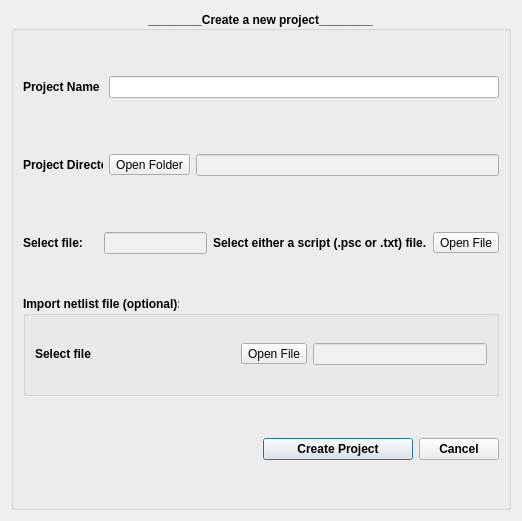
e3da/PowerSynth1-src, file powercad/project_builder/ui/newProjectDialog.ui: the form before one commit.
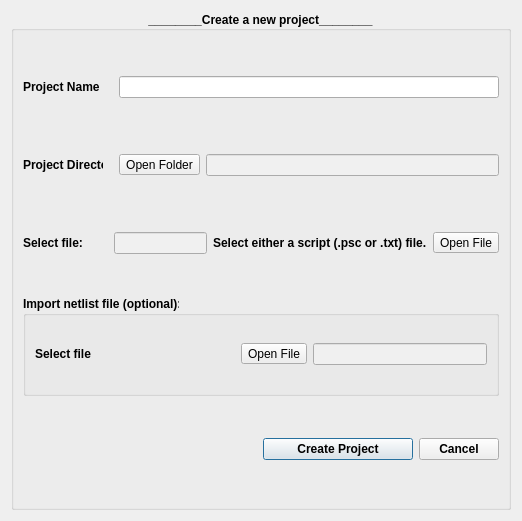
The form after the commit.

Commit message: edit the new project file ui update all ui one last time

```diff
--- a/powercad/project_builder/ui/newProjectDialog.ui
+++ b/powercad/project_builder/ui/newProjectDialog.ui
@@ -166,7 +166,7 @@
       </item>
       <item row="2" column="0" colspan="4">
        <layout class="QGridLayout" name="gridLayout_5">
-        <item row="1" column="2">
+        <item row="1" column="3">
          <widget class="QLabel" name="label_5">
           <property name="palette">
            <palette>
@@ -268,7 +268,7 @@
           </property>
          </widget>
         </item>
-        <item row="1" column="3">
+        <item row="1" column="4">
          <widget class="QToolButton" name="btn_symbnetfile">
           <property name="sizePolicy">
            <sizepolicy hsizetype="Preferred" vsizetype="Fixed">
@@ -287,7 +287,7 @@
           </property>
          </widget>
         </item>
-        <item row="1" column="1">
+        <item row="1" column="2">
          <widget class="QLineEdit" name="txt_symbnet_address">
           <property name="enabled">
            <bool>true</bool>
@@ -337,11 +337,27 @@
           </property>
          </widget>
         </item>
+        <item row="1" column="1">
+         <spacer name="horizontalSpacer_4">
+          <property name="orientation">
+           <enum>Qt::Horizontal</enum>
+          </property>
+          <property name="sizeType">
+           <enum>QSizePolicy::Fixed</enum>
+          </property>
+          <property name="sizeHint" stdset="0">
+           <size>
+            <width>10</width>
+            <height>20</height>
+           </size>
+          </property>
+         </spacer>
+        </item>
        </layout>
       </item>
       <item row="0" column="0" colspan="4">
        <layout class="QGridLayout" name="gridLayout_7">
-        <item row="0" column="1">
+        <item row="0" column="2">
          <widget class="QLineEdit" name="txt_name">
           <property name="font">
            <font>
@@ -376,11 +392,27 @@
           </property>
          </widget>
         </item>
+        <item row="0" column="1">
+         <spacer name="horizontalSpacer_2">
+          <property name="orientation">
+           <enum>Qt::Horizontal</enum>
+          </property>
+          <property name="sizeType">
+           <enum>QSizePolicy::Fixed</enum>
+          </property>
+          <property name="sizeHint" stdset="0">
+           <size>
+            <width>10</width>
+            <height>10</height>
+           </size>
+          </property>
+         </spacer>
+        </item>
        </layout>
       </item>
       <item row="1" column="0" colspan="4">
        <layout class="QGridLayout" name="gridLayout_6">
-        <item row="0" column="3">
+        <item row="0" column="4">
          <widget class="QLineEdit" name="txt_dir">
           <property name="enabled">
            <bool>true</bool>
@@ -458,7 +490,7 @@
           </property>
          </widget>
         </item>
-        <item row="0" column="2">
+        <item row="0" column="3">
          <widget class="QToolButton" name="btn_openDirectory">
           <property name="sizePolicy">
            <sizepolicy hsizetype="Fixed" vsizetype="Fixed">
@@ -477,6 +509,22 @@
           </property>
          </widget>
         </item>
+        <item row="0" column="2">
+         <spacer name="horizontalSpacer_3">
+          <property name="orientation">
+           <enum>Qt::Horizontal</enum>
+          </property>
+          <property name="sizeType">
+           <enum>QSizePolicy::Fixed</enum>
+          </property>
+          <property name="sizeHint" stdset="0">
+           <size>
+            <width>10</width>
+            <height>20</height>
+           </size>
+          </property>
+         </spacer>
+        </item>
        </layout>
       </item>
       <item row="5" column="1">
```
The commit also changes 1 other file.
